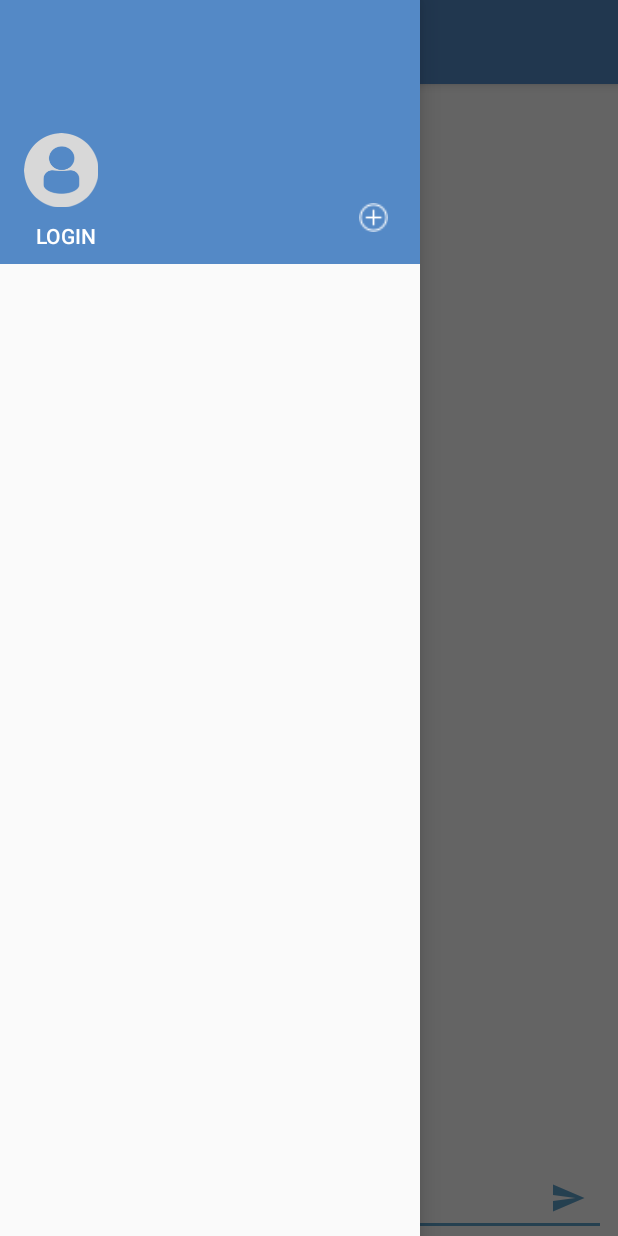
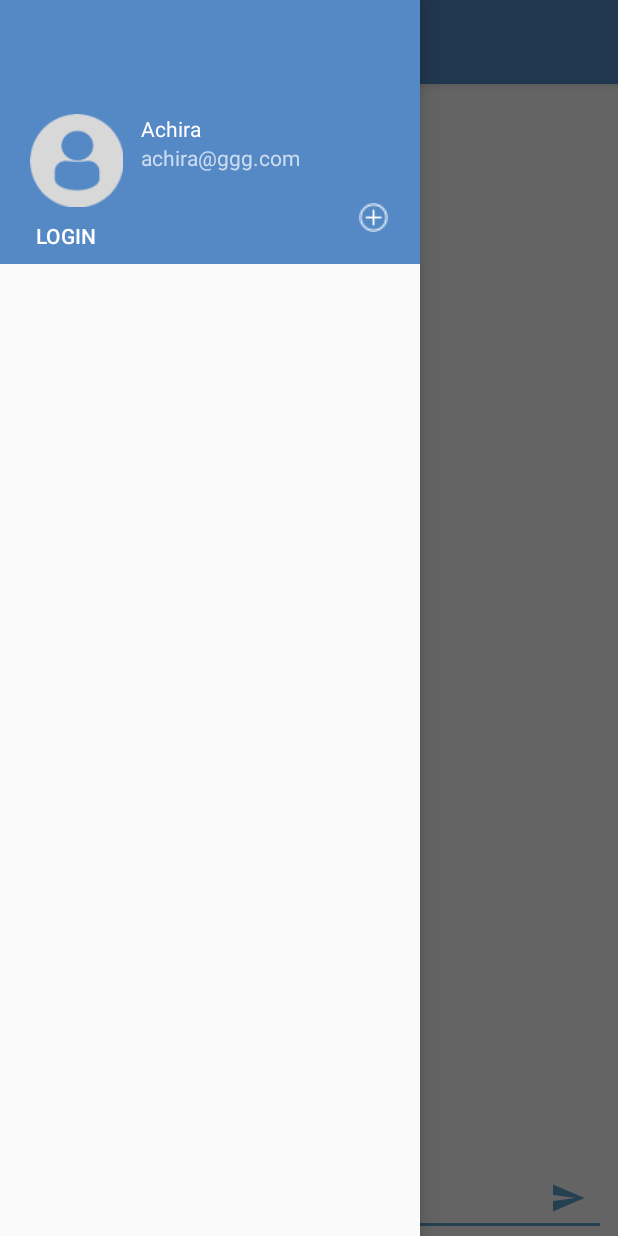
Before and after one commit to labelz/Smack, an Android app: the screen it shows after launch (MainActivity), with the side drawer open, on a phone screen of 412 x 824 dp. Run offline under Robolectric (Android 15) with nearby library versions, the phone set to English and light mode, and no system bars.

```diff
--- a/app/build.gradle
+++ b/app/build.gradle
@@ -31,5 +31,5 @@ dependencies {
     testImplementation 'junit:junit:4.12'
     androidTestImplementation 'com.android.support.test:runner:1.0.2'
     androidTestImplementation 'com.android.support.test.espresso:espresso-core:3.0.2'
-    compile 'com.android.volley:volley:1.1.1'
+    implementation 'com.android.volley:volley:1.1.1'
 }
--- a/app/src/main/java/th/co/bluesharp/smack/Controller/LoginActivity.kt
+++ b/app/src/main/java/th/co/bluesharp/smack/Controller/LoginActivity.kt
@@ -18,6 +18,7 @@ class LoginActivity : AppCompatActivity() {
     fun loginCreateBtnClicked(view: View) {
         val createIntent = Intent(this, CreateUserActivity::class.java)
         startActivity(createIntent)
+        finish()
     }
 
     fun loginBtnClicked(view: View) {
--- a/app/src/main/res/layout/activity_main.xml
+++ b/app/src/main/res/layout/activity_main.xml
@@ -1,7 +1,6 @@
 <?xml version="1.0" encoding="utf-8"?>
 <android.support.v4.widget.DrawerLayout
         xmlns:android="http://schemas.android.com/apk/res/android"
-        xmlns:app="http://schemas.android.com/apk/res-auto"
         xmlns:tools="http://schemas.android.com/tools"
         android:id="@+id/drawer_layout"
         android:layout_width="match_parent"
@@ -19,7 +18,7 @@
             android:layout_width="wrap_content"
             android:layout_height="match_parent"
             android:layout_gravity="start"
-            app:headerLayout="@layout/nav_header_main" android:fitsSystemWindows="true">
+            android:fitsSystemWindows="true">
         <RelativeLayout android:layout_width="match_parent" android:layout_height="match_parent">
             <include layout="@layout/nav_header_main" android:id="@+id/nav_drawer_header_include" />
             <ListView android:layout_width="match_parent" android:layout_height="match_parent"
--- a/app/src/main/res/layout/nav_header_main.xml
+++ b/app/src/main/res/layout/nav_header_main.xml
@@ -9,8 +9,8 @@
         android:gravity="bottom" android:id="@+id/linearLayout" tools:layout_editor_absoluteY="81dp">
 
     <ImageView
-            android:layout_width="wrap_content"
-            android:layout_height="wrap_content"
+            android:layout_width="70dp"
+            android:layout_height="70dp"
             android:paddingTop="@dimen/nav_header_vertical_spacing"
             app:srcCompat="@drawable/profiledefault"
             android:contentDescription="@string/nav_header_desc"
@@ -27,7 +27,7 @@
             android:id="@+id/userNameNavHeader"
             tools:text="Achira" app:layout_constraintStart_toEndOf="@+id/userImageNavHeader"
             android:layout_marginStart="8dp" app:layout_constraintTop_toTopOf="@+id/userImageNavHeader"
-    />
+            android:text="Achira"/>
 
     <TextView
             android:layout_width="wrap_content"
@@ -36,7 +36,7 @@
             tools:text="achira@ggg.com"
             app:layout_constraintTop_toBottomOf="@+id/userNameNavHeader"
             app:layout_constraintStart_toEndOf="@+id/userImageNavHeader"
-            android:layout_marginStart="8dp"/>
+            android:layout_marginStart="8dp" android:text="achira@ggg.com"/>
     <Button
             android:text="LOGIN"
             android:layout_width="wrap_content"
```
Also changed, not shown: app/src/main/java/th/co/bluesharp/smack/Controller/CreateUserActivity.kt (+8 -6 lines), app/src/main/java/th/co/bluesharp/smack/Controller/MainActivity.kt (+39 -2 lines), app/src/main/java/th/co/bluesharp/smack/Services/AuthService.kt (+12 -10 lines), app/src/main/java/th/co/bluesharp/smack/Services/UserDataService.kt (+29 -0 lines).
